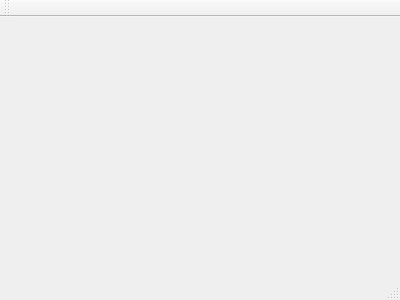
This is example/Line/linewindow.ui in gandis0713/gengine as Qt 5 draws it before an edit. The edited form follows.
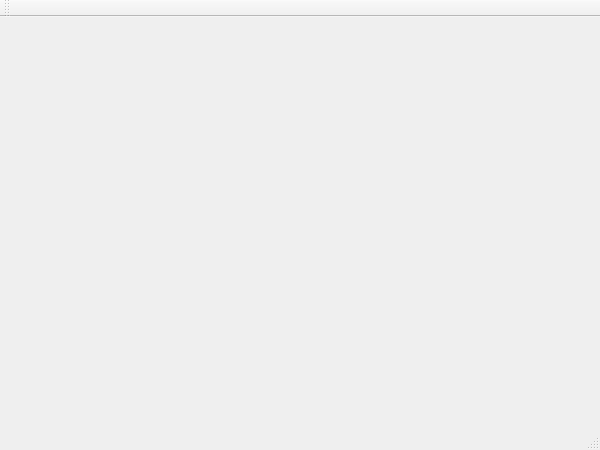
This is the edited form.

Commit message: Resolve build error

Diff of the .ui file:
```diff
--- a/example/Line/linewindow.ui
+++ b/example/Line/linewindow.ui
@@ -1,24 +1,50 @@
 <ui version="4.0">
  <class>LineWindow</class>
- <widget class="QMainWindow" name="LineWindow" >
-  <property name="geometry" >
+ <widget class="QMainWindow" name="LineWindow">
+  <property name="geometry">
    <rect>
     <x>0</x>
     <y>0</y>
-    <width>400</width>
-    <height>300</height>
+    <width>600</width>
+    <height>450</height>
    </rect>
   </property>
   <property name="windowTitle" >
    <string>LineWindow</string>
   </property>
-  <widget class="QMenuBar" name="menuBar" />
-  <widget class="QToolBar" name="mainToolBar" />
-  <widget class="QWidget" name="centralWidget" />
-  <widget class="QStatusBar" name="statusBar" />
+  <widget class="QWidget" name="centralWidget">
+   <widget class="QWidget" name="widget" native="true">
+    <property name="geometry">
+     <rect>
+      <x>10</x>
+      <y>10</y>
+      <width>571</width>
+      <height>371</height>
+     </rect>
+    </property>
+   </widget>
+  </widget>
+  <widget class="QMenuBar" name="menuBar">
+   <property name="geometry">
+    <rect>
+     <x>0</x>
+     <y>0</y>
+     <width>600</width>
+     <height>20</height>
+    </rect>
+   </property>
+  </widget>
+  <widget class="QToolBar" name="mainToolBar">
+   <attribute name="toolBarArea">
+    <enum>TopToolBarArea</enum>
+   </attribute>
+   <attribute name="toolBarBreak">
+    <bool>false</bool>
+   </attribute>
+  </widget>
+  <widget class="QStatusBar" name="statusBar"/>
  </widget>
- <layoutDefault spacing="6" margin="11" />
- <pixmapfunction></pixmapfunction>
+ <layoutdefault spacing="6" margin="11"/>
  <resources/>
  <connections/>
 </ui>
```
Left out of the diff: 3 changed lines with no effect on the pictures. The commit also changes 2 other files.
